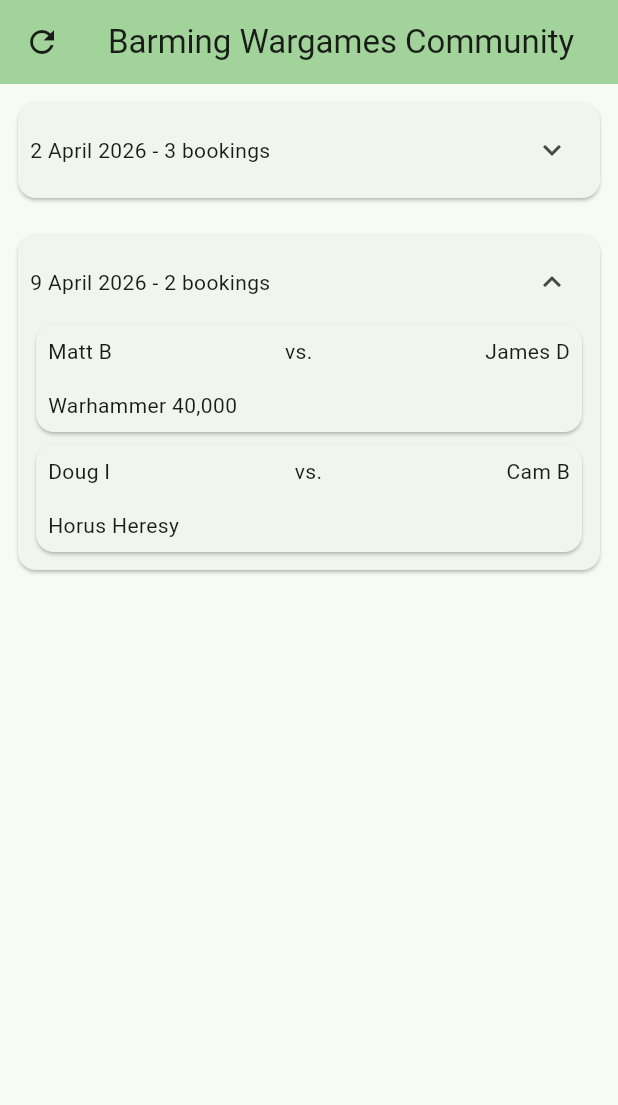
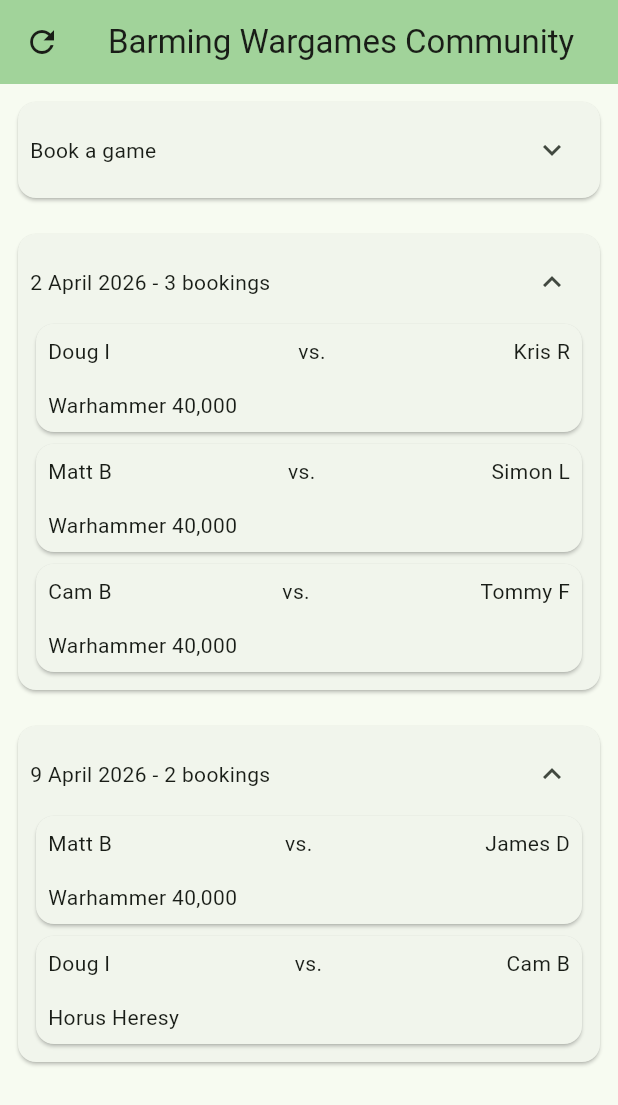
Before and after one commit to dougidle/bwg, a Flutter app: the screen it shows after launch, after a tap on the "expand less" icon, on a phone screen of 412 x 824 dp. Shown: the top 1105 px of the screen. Run offline on Flutter 3.47's test engine with Material 3 defaults, Android fonts, the phone set to English and light mode, and no system bars.

Commit message:
Added the basic 'make booking' widget

```diff
--- a/lib/main.dart
+++ b/lib/main.dart
@@ -1,5 +1,6 @@
 import 'package:flutter/material.dart';
 import 'widgets/bwg_widgets.dart';
+import 'widgets/booking.dart';
 
 void main() {
   runApp(const BWGApp());
@@ -128,6 +129,13 @@ class _BWGHomePageState extends State<BWGHomePage> {
       body: Center(
         child: ListView(
           children: <Widget>[
+            MakeBookingTile(
+              /*onSubmitGuess: (String guess) {
+              setState(() { // NEW
+                _game.guess(guess);
+              });
+              },*/
+            ),
             DayBookingTile(
               "2 April 2026",
               [
--- /dev/null
+++ b/lib/widgets/booking.dart
@@ -0,0 +1,11 @@
+class Booking {
+  late String player1;
+  late String player2;
+  late String gameSystem;
+
+  Booking(String player1, String player2, String gameSystem) {
+    this.player1 = player1;
+    this.player2 = player2;
+    this.gameSystem = gameSystem;
+  }
+}
--- a/lib/widgets/bwg_widgets.dart
+++ b/lib/widgets/bwg_widgets.dart
@@ -1,2 +1,3 @@
 export 'booking_tile.dart';
 export 'daybookings_tile.dart';
+export 'makebooking.dart';
--- a/lib/widgets/daybookings_tile.dart
+++ b/lib/widgets/daybookings_tile.dart
@@ -1,17 +1,6 @@
 import 'package:flutter/material.dart';
 import 'bwg_widgets.dart';
-
-class Booking {
-  late String player1;
-  late String player2;
-  late String gameSystem;
-
-  Booking(String player1, String player2, String gameSystem) {
-    this.player1 = player1;
-    this.player2 = player2;
-    this.gameSystem = gameSystem;
-  }
-}
+import 'booking.dart';
 
 class DayBookingTile extends StatefulWidget {
   const DayBookingTile(this.theDate, this.theBookings, {super.key});
--- /dev/null
+++ b/lib/widgets/makebooking.dart
@@ -0,0 +1,166 @@
+import 'package:flutter/material.dart';
+import 'booking.dart';
+
+class MakeBookingTile extends StatefulWidget {
+  const MakeBookingTile({super.key});
+
+  @override
+  State<MakeBookingTile> createState() => _MakeBookingState();
+}
+
+class _MakeBookingState extends State<MakeBookingTile> {
+  //final void Function(String) onSubmitGuess;
+  final TextEditingController _player1Controller = TextEditingController();
+  final TextEditingController _player2Controller = TextEditingController();
+  Booking theBooking = Booking("", "", "");
+  bool _isExpanded = true;
+
+  void _reserveGame() {
+    theBooking.player1 = _player1Controller.text;
+    theBooking.player2 = _player2Controller.text;
+    print("Player 1: ${theBooking.player1}");
+    print("Player 2: ${theBooking.player2}");
+    _player1Controller.clear();
+    _player2Controller.clear();
+  }
+
+  void _setExpanded() {
+    setState(() {
+    _isExpanded = true;
+    });
+  }
+
+  void _setCollapsed() {
+    setState(() {
+    _isExpanded = false;
+    });
+  }
+
+  void _doExpand() {
+    if (_isExpanded) {
+      _setCollapsed();
+    } else {
+      _setExpanded();
+    }
+  }
+
+  @override
+  Widget build(BuildContext context) {
+    Icon theIcon;
+    if (_isExpanded) {
+      theIcon = Icon(Icons.expand_less);
+    } else {
+      theIcon = Icon(Icons.expand_more);
+    }
+
+    List<Widget> theContentList = [];
+    List<Widget> theWidgetList = [];
+
+    // Widget title
+    theWidgetList.add(
+      Row(
+        children: <Widget>[
+          Text('Book a game'),
+          Spacer(),
+          IconButton(
+            onPressed: _doExpand,
+            icon: theIcon),
+        ]
+      )
+    );
+
+    // Player 1
+    theContentList.add(
+      Row(
+        children: [
+          Expanded(
+            child: Padding(
+              padding: const EdgeInsets.all(8.0),
+              child: Text("Player 1"),
+            ),
+          ),
+          Expanded(
+            child: Padding(
+              padding: const EdgeInsets.all(8.0),
+              child: TextField(
+                decoration: InputDecoration(
+                  border: OutlineInputBorder(
+                    borderRadius: BorderRadius.all(Radius.circular(35)),
+                  ),
+                ),
+                controller: _player1Controller,
+              ),
+            ),
+          ),
+        ],
+      )
+    );
+
+    // Player 2
+    theContentList.add(
+      Row(
+        children: [
+          Expanded(
+            child: Padding(
+              padding: const EdgeInsets.all(8.0),
+              child: Text("Player 2"),
+            ),
+          ),
+          Expanded(
+            child: Padding(
+              padding: const EdgeInsets.all(8.0),
+              child: TextField(
+                decoration: InputDecoration(
+                  border: OutlineInputBorder(
+                    borderRadius: BorderRadius.all(Radius.circular(35)),
+                  ),
+                ),
+                controller: _player2Controller,
+              ),
+            ),
+          ),
+        ],
+      )
+    );
+
+    // Submit button
+    theContentList.add(
+      Row(
+        children: [
+          Expanded(
+            child: Padding(
+              padding: const EdgeInsets.all(8.0),
+              child: TextButton(
+                onPressed: (){
+                  _reserveGame();
+                },
+                child: Text("Book my game")
+              ),
+            ),
+          ),
+        ],
+      )
+    );
+
+    if (_isExpanded) {
+      theWidgetList += theContentList;
+    }
+
+    return Padding(
+      padding: EdgeInsets.all(8.0),
+      child: Card(
+        child: Column(
+          children: <Widget>[
+            Padding(
+              padding: EdgeInsets.all(8.0),
+              child: Column(
+                children:
+                  theWidgetList
+              ) ,
+            ),
+          ]
+        )
+      )
+    );
+  }
+}
```
